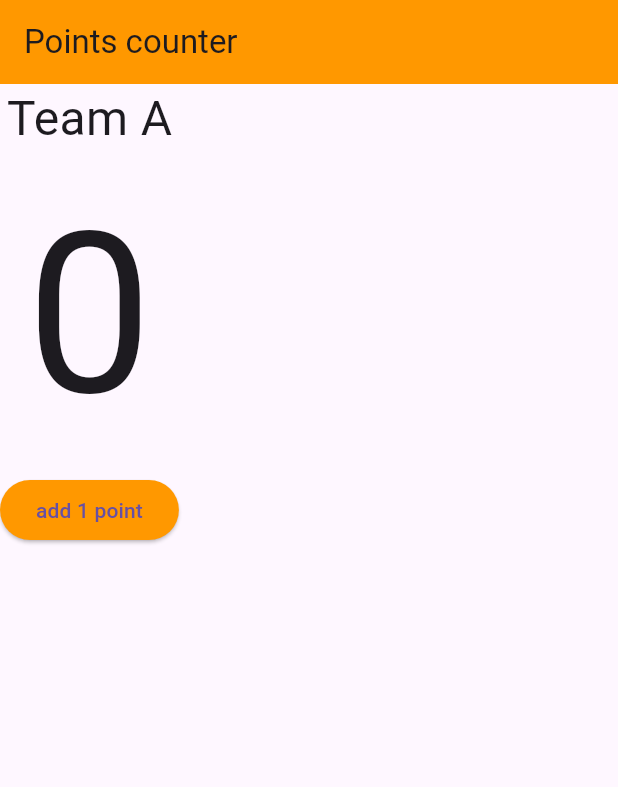
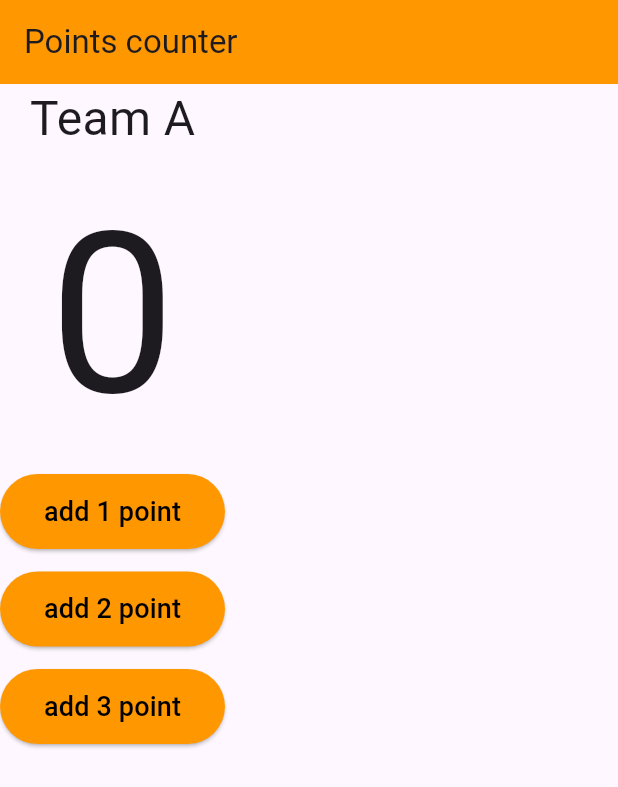
Before and after one commit to aymenG/team_count, a Flutter app: the screen it shows after launch, on a phone screen of 412 x 824 dp. Shown: the top 787 px of the screen. Run offline on Flutter 3.47's test engine with Material 3 defaults, Android fonts, the phone set to English and light mode, and no system bars.

Commit message:
adding two buttons to the inner column

```diff
--- a/lib/main.dart
+++ b/lib/main.dart
@@ -26,10 +26,34 @@ class MainApp extends StatelessWidget {
                 style: TextStyle(fontSize: 150),
               ),
               ElevatedButton(
-                  style:
-                      ElevatedButton.styleFrom(backgroundColor: Colors.orange),
+                  style: ElevatedButton.styleFrom(
+                      backgroundColor: Colors.orange,
+                      minimumSize: const Size(150, 50)),
                   onPressed: () => {},
-                  child: const Text('add 1 point')),
+                  child: const Text(
+                    'add 1 point',
+                    style: TextStyle(color: Colors.black, fontSize: 18),
+                  )),
+              const SizedBox(height: 15),
+              ElevatedButton(
+                  style: ElevatedButton.styleFrom(
+                      backgroundColor: Colors.orange,
+                      minimumSize: const Size(150, 50)),
+                  onPressed: () => {},
+                  child: const Text(
+                    'add 2 point',
+                    style: TextStyle(color: Colors.black, fontSize: 18),
+                  )),
+              const SizedBox(height: 15),
+              ElevatedButton(
+                  style: ElevatedButton.styleFrom(
+                      backgroundColor: Colors.orange,
+                      minimumSize: const Size(150, 50)),
+                  onPressed: () => {},
+                  child: const Text(
+                    'add 3 point',
+                    style: TextStyle(color: Colors.black, fontSize: 18),
+                  )),
             ],
           )),
     );
```
